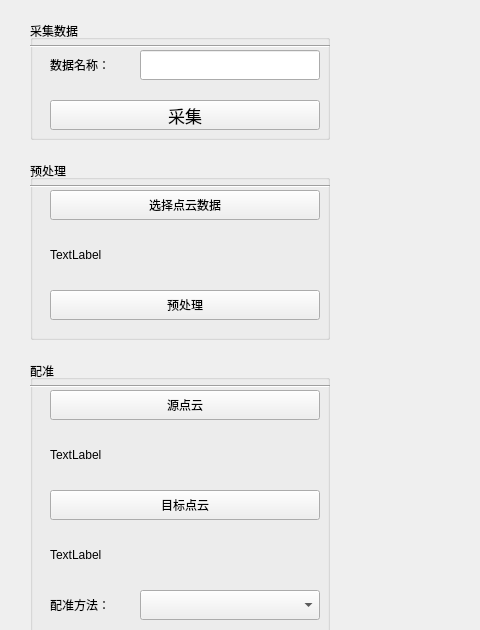
First picture: the form in APP/headpose_est/headpose.ui, repository demizeng/headpose_estimation, before the edit; both pictures show x 0 to 480 and y 0 to 630 of the 1380 by 860 pixel window.
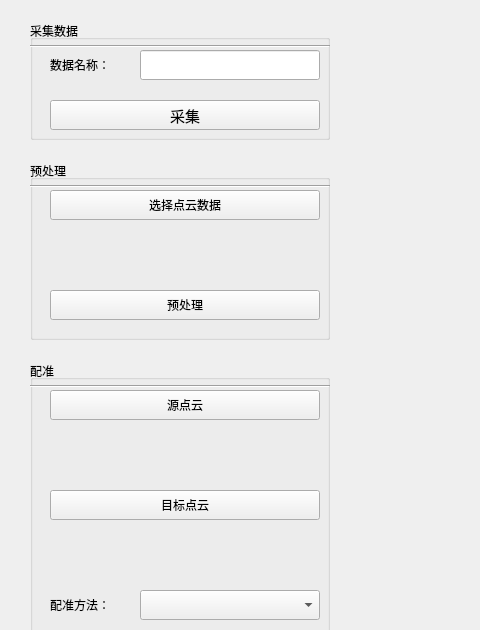
Second picture: the form after the edit. Custom widgets are drawn as their Qt base class.

Patch:
```diff
--- a/APP/headpose_est/headpose.ui
+++ b/APP/headpose_est/headpose.ui
@@ -59,7 +59,7 @@
      </property>
      <property name="font">
       <font>
-       <pointsize>13</pointsize>
+       <pointsize>11</pointsize>
        <italic>false</italic>
       </font>
      </property>
@@ -170,7 +170,7 @@
       </rect>
      </property>
      <property name="text">
-      <string>TextLabel</string>
+      <string/>
      </property>
     </widget>
     <widget class="QPushButton" name="button_preprocess">
@@ -254,7 +254,7 @@
       </rect>
      </property>
      <property name="text">
-      <string>TextLabel</string>
+      <string/>
      </property>
     </widget>
     <widget class="QLabel" name="label_tgt">
@@ -267,7 +267,7 @@
       </rect>
      </property>
      <property name="text">
-      <string>TextLabel</string>
+      <string/>
      </property>
     </widget>
     <widget class="QComboBox" name="comboBox">
```
Left out of the diff: 26 changed lines with no effect on the pictures.
